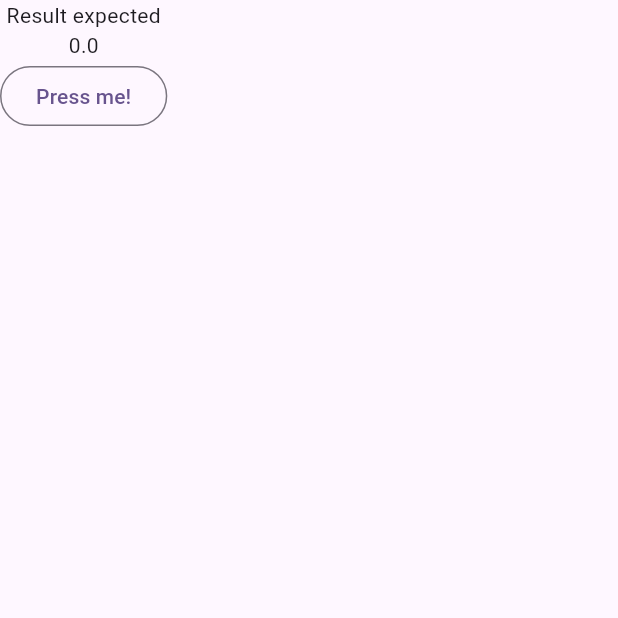
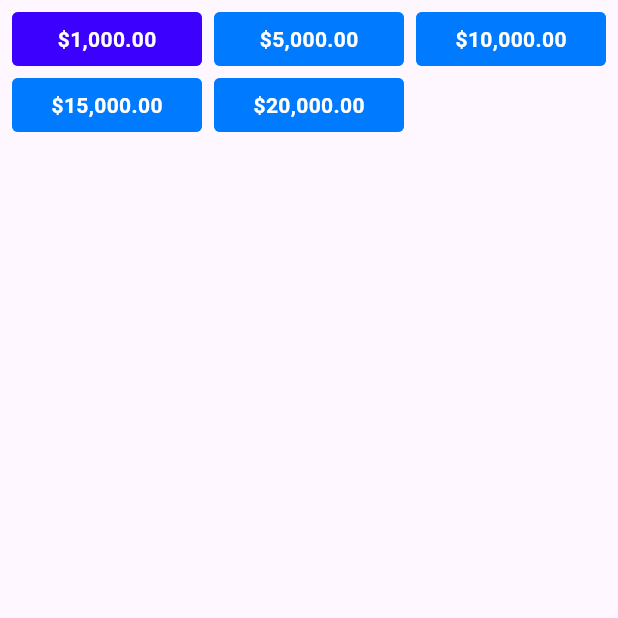
Before and after one commit to Carlos2693/financiera_milenians_app, a Flutter app: the screen it shows after launch, on a phone screen of 412 x 824 dp, the top half of it. Run offline on Flutter 3.47's test engine with Material 3 defaults, Android fonts, the phone set to English and light mode, and no system bars; our stand-ins replace equatable, flutter_bloc, go_router.

Commit message:
[CB] Manage position with BLoC

```diff
--- /dev/null
+++ b/devtools_options.yaml
@@ -0,0 +1,3 @@
+description: This file stores settings for Dart & Flutter DevTools.
+documentation: https://docs.flutter.dev/tools/devtools/extensions#configure-extension-enablement-states
+extensions:
--- a/lib/config/theme/app_theme.dart
+++ b/lib/config/theme/app_theme.dart
@@ -1,6 +1,10 @@
 import 'package:flutter/material.dart';
 
 class AppTheme {
+  static Color buttonColor = const Color(0xFF007BFF);
+  static Color buttonSelectedColor = const Color(0xFF3C00FF);
+  static Color buttonPressedColor = const Color(0xFF339FFF);
+
   ThemeData getTheme() {
     const seedColor = Colors.deepPurple;
 
--- a/lib/presentation/bloc/bloc/profit_bloc.dart
+++ b/lib/presentation/bloc/bloc/profit_bloc.dart
@@ -6,20 +6,19 @@ part 'profit_state.dart';
 
 class ProfitBloc extends Bloc<ProfitEvent, ProfitState> {
 
-  ProfitBloc(): super(const ProfitState(initAmount: 00, finalAmount: 0.0)) {
-    on<ProfitUpdated>(_onProfitCalculate);
+  ProfitBloc(): super(const ProfitState(position: 0)) {
+    on<ProfitPosition>(_onProfitUpdatePosition);
   }
 
-  void _onProfitCalculate(ProfitUpdated event, Emitter<ProfitState> emit) {
+  void _onProfitUpdatePosition(ProfitPosition event, Emitter<ProfitState> emit) {
     emit(
       state.copyWith(
-        initAmount: state.initAmount + 1,
-        finalAmount: state.finalAmount + 1,
+        position: event.position,
       )
     );
   }
 
-  void increaseBy([double value = 1.0]) {
-    add(ProfitUpdated(value));
+  void updatePosition(int position) {
+    add(ProfitPosition(position));
   }
 }
--- a/lib/presentation/bloc/bloc/profit_event.dart
+++ b/lib/presentation/bloc/bloc/profit_event.dart
@@ -4,10 +4,10 @@ abstract class ProfitEvent {
   const ProfitEvent();
 }
 
-class ProfitUpdated extends ProfitEvent {
-  final double value;
+class ProfitPosition extends ProfitEvent {
+  final int position;
 
-  const ProfitUpdated(this.value);
+  const ProfitPosition(this.position);
 }
 
 // class CounterReset extends CounterEvent {}
--- a/lib/presentation/bloc/bloc/profit_state.dart
+++ b/lib/presentation/bloc/bloc/profit_state.dart
@@ -2,22 +2,18 @@ part of 'profit_bloc.dart';
 
 class ProfitState extends Equatable {
 
-  final double initAmount;
-  final double finalAmount;
+  final int position;
 
   const ProfitState({
-    required this.initAmount,
-    required this.finalAmount,
+    required this.position,
   });
 
   ProfitState copyWith({
-    double? initAmount,
-    double? finalAmount,
+    int? position,
   }) => ProfitState(
-    initAmount: initAmount ?? this.initAmount,
-    finalAmount: finalAmount ?? this.finalAmount,
+    position: position ?? this.position,
   );
 
   @override
-  List<Object?> get props => [initAmount, finalAmount];
+  List<Object?> get props => [position];
 }
--- a/lib/presentation/screen/home_screen.dart
+++ b/lib/presentation/screen/home_screen.dart
@@ -1,5 +1,10 @@
 import 'package:flutter/material.dart';
+
+import 'package:intl/intl.dart';
 import 'package:flutter_bloc/flutter_bloc.dart';
+
+import 'package:financiera_milenians_app/config/theme/app_theme.dart';
+import 'package:financiera_milenians_app/presentation/widget/buttons.dart';
 import 'package:financiera_milenians_app/presentation/bloc/bloc/profit_bloc.dart';
 
 class HomeScreen extends StatelessWidget {
@@ -17,24 +22,53 @@ class HomeScreen extends StatelessWidget {
 class HomeScreenView extends StatelessWidget {
   const HomeScreenView({super.key});
 
-  void increaseCounter(BuildContext context, [double value = 1.0]) {
-    context.read<ProfitBloc>().increaseBy(value);
+  @override
+  Widget build(BuildContext context) {
+
+    return Scaffold(
+      body: SafeArea(
+        child: _AmountGrid(),
+      ),
+    );
+  }
+}
+
+class _AmountGrid extends StatelessWidget {
+  final List<double> amounts = [1000.0, 5000.0, 10000.0, 15000.0, 20000.0];
+  final int numColumns = 3;
+  final currentFormat = NumberFormat.simpleCurrency(
+      locale: 'es_MX', decimalDigits: 2, name: '\$');
+
+  void updatePosition(BuildContext context, int position) {
+    context.read<ProfitBloc>().updatePosition(position);
   }
 
   @override
   Widget build(BuildContext context) {
-    return Scaffold(
-      body: SafeArea(
-        child: Column(
-          children: [
-            const Text('Result expected'),
-            context.select((ProfitBloc profitBloc) => Text('${profitBloc.state.finalAmount}')),
-            OutlinedButton(
-              child: const Text('Press me!'),
-              onPressed: () => increaseCounter(context),
-            )
-          ],
-        ),
+    return Padding(
+      padding: const EdgeInsets.all(8.0),
+      child: Wrap(
+        spacing: 8.0, // Espaciado horizontal entre los elementos
+        runSpacing: 8.0, // Espaciado vertical entre las filas
+        children: List.generate(amounts.length, (index) {
+          return Container(
+            width: (MediaQuery.of(context).size.width - 32) /
+                numColumns, // Dividimos el ancho en 3 columnas
+            color: Colors.transparent,
+            child: Column(
+              mainAxisSize: MainAxisSize.min, // Ajusta la altura al contenido
+              children: [
+                context.select((ProfitBloc profitBloc) {
+                  return ButtonAnimated(
+                    amount: currentFormat.format(amounts[index]),
+                    baseColor: profitBloc.state.position == index ? AppTheme.buttonSelectedColor : null,
+                    callback: () => { updatePosition(context, index) },
+                  );
+                }),
+              ],
+            ),
+          );
+        }),
       ),
     );
   }
--- /dev/null
+++ b/lib/presentation/widget/button_animated.dart
@@ -0,0 +1,64 @@
+import 'package:flutter/material.dart';
+
+import 'package:financiera_milenians_app/config/theme/app_theme.dart';
+
+class ButtonAnimated extends StatefulWidget {
+  final String amount;
+  final Color? baseColor;
+  final VoidCallback callback;
+
+  const ButtonAnimated(
+      {super.key, required this.amount, required this.callback, this.baseColor});
+
+  @override
+  State<ButtonAnimated> createState() => _ButtonAnimatedState();
+}
+
+class _ButtonAnimatedState extends State<ButtonAnimated> {
+  bool _isPressed = false;
+
+  @override
+  Widget build(BuildContext context) {
+    return GestureDetector(
+      onTap: widget.callback,
+      onTapDown: (_) {
+        setState(() {
+          _isPressed = true;
+        });
+      },
+      onTapUp: (details) => setState(() {
+        _isPressed = false;
+      }),
+      onTapCancel: () {
+        setState(() {
+          _isPressed = false;
+        });
+      },
+      child: AnimatedContainer(
+        width: double.infinity,
+        duration: const Duration(milliseconds: 200),
+        padding: const EdgeInsets.symmetric(vertical: 8.0),
+        decoration: BoxDecoration(
+          color: _isPressed ? AppTheme.buttonPressedColor : widget.baseColor ?? AppTheme.buttonColor,
+          borderRadius: BorderRadius.circular(4.0),
+          boxShadow: _isPressed
+              ? []
+              : [
+                  BoxShadow(
+                    color: AppTheme.buttonPressedColor.withAlpha(250),
+                  ),
+                ],
+        ),
+        child: Center(
+          child: Text(
+            widget.amount,
+            style: const TextStyle(
+              color: Colors.white,
+              fontWeight: FontWeight.bold,
+            ),
+          ),
+        ),
+      ),
+    );
+  }
+}
--- /dev/null
+++ b/lib/presentation/widget/buttons.dart
@@ -0,0 +1 @@
+export 'button_animated.dart';
--- a/pubspec.yaml
+++ b/pubspec.yaml
@@ -38,6 +38,7 @@ dependencies:
   go_router: ^12.1.1
   equatable: ^2.0.5
   flutter_bloc: ^8.1.3
+  intl: ^0.19.0
 
 dev_dependencies:
   flutter_test:
```
Also changed, not shown: lib/main2.dart (added, +55 -0 lines).
